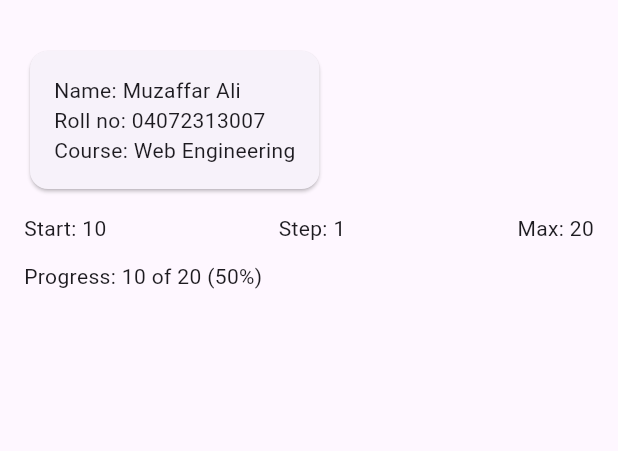
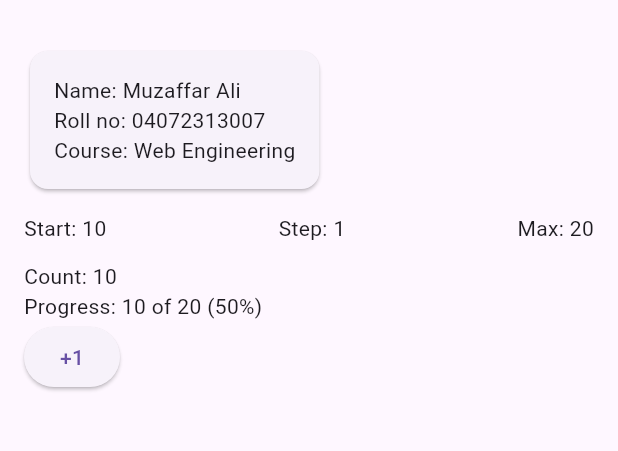
Before and after one commit to muzaffarCs/MAD_Lab, a Flutter app: the screen it shows after launch, on a phone screen of 412 x 824 dp, the part 63-514 px from its top. Run offline on Flutter 3.47's test engine with Material 3 defaults, Android fonts, the phone set to English and light mode, and no system bars.

Commit message:
Flutter lab: step 5

```diff
--- a/flutter_lab/lib/main.dart
+++ b/flutter_lab/lib/main.dart
@@ -71,7 +71,7 @@
               ],
             ),
             const SizedBox(height: 12),
-            GoalBanner(count: startCount, max: maxCount),
+            const Tally(),
           ],
         ),
       ),
@@ -126,6 +126,39 @@
   }
 }
 
+class Tally extends StatefulWidget {
+  const Tally({super.key});
+
+  @override
+  State<Tally> createState() => _TallyState();
+}
+
+class _TallyState extends State<Tally> {
+  int _count = startCount;
+
+  void _plus() {
+    setState(() {
+      _count += stepSize;
+    });
+  }
+
+  @override
+  Widget build(BuildContext context) {
+    return Column(
+      crossAxisAlignment: CrossAxisAlignment.start,
+      children: [
+        Text('Count: $_count', key: const Key('count')),
+        GoalBanner(count: _count, max: maxCount),
+        ElevatedButton(
+          key: const Key('plus'),
+          onPressed: _plus,
+          child: Text('+$stepSize'),
+        ),
+      ],
+    );
+  }
+}
+
 // ---- Provided for Step 7. It has a bug on purpose. Do not rename anything.
 class BuggyCounter extends StatefulWidget {
   const BuggyCounter({super.key});
```
